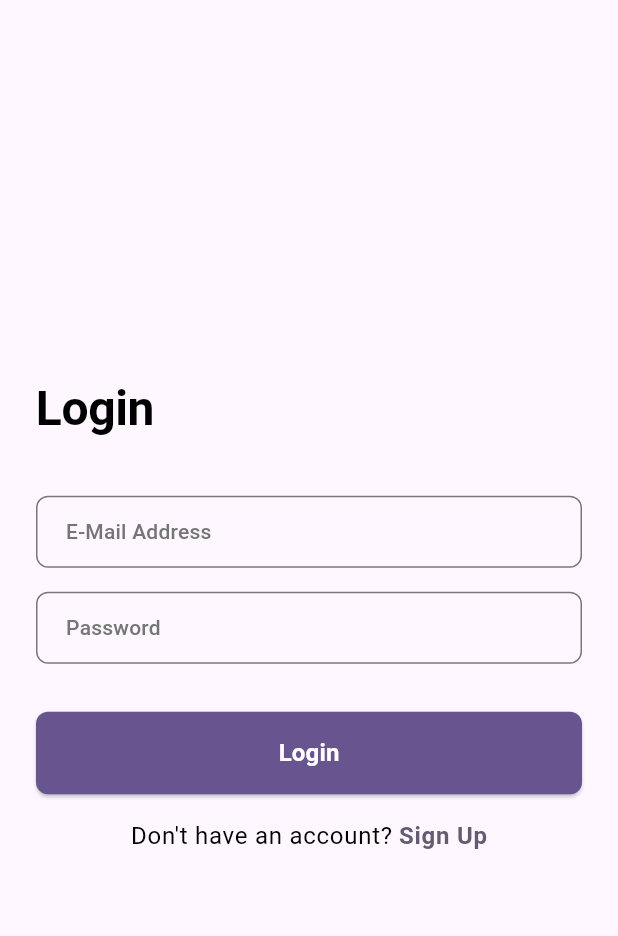
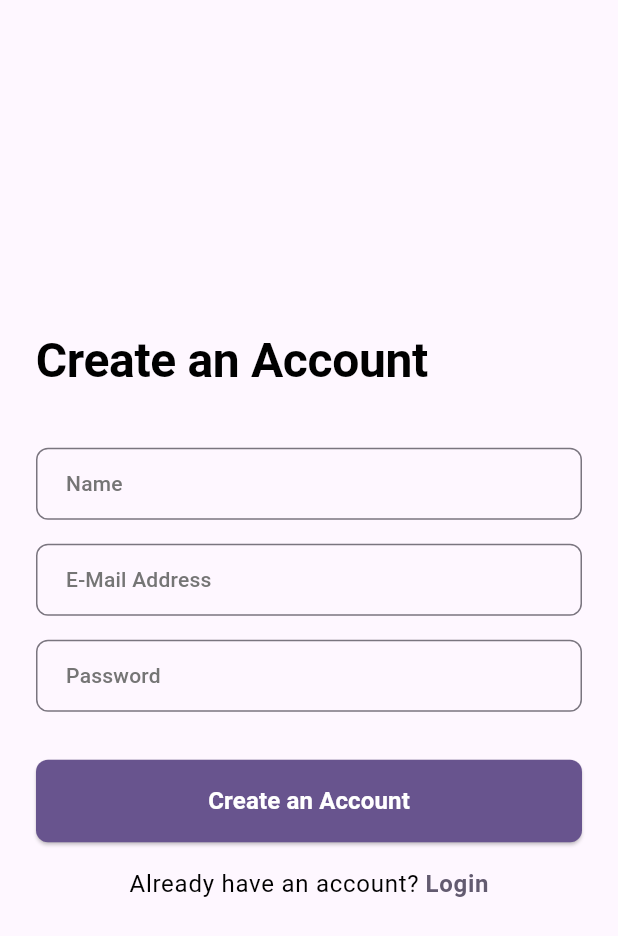
Before and after one commit to samaneTohidi/nerd_studio, a Flutter app: the screen it shows after launch, after a tap on "Sign Up", on a phone screen of 412 x 824 dp. Shown: the top 936 px of the screen. Run offline on Flutter 3.47's test engine with Material 3 defaults, Android fonts, the light colour scheme and no system bars; our stand-ins replace bloc, dio, drift, firebase_auth, firebase_core, flutter_bloc and 2 more; accounts and stored records are empty; generated files the repository leaves out were written again; network calls fail.

Commit message:
Create sign up page

```diff
--- /dev/null
+++ b/devtools_options.yaml
@@ -0,0 +1,3 @@
+description: This file stores settings for Dart & Flutter DevTools.
+documentation: https://docs.flutter.dev/tools/devtools/extensions#configure-extension-enablement-states
+extensions:
--- a/lib/main.dart
+++ b/lib/main.dart
@@ -1,12 +1,12 @@
-import 'package:dio/dio.dart';
 import 'package:firebase_core/firebase_core.dart';
 import 'package:flutter/material.dart';
 import 'package:firebase_core/firebase_core.dart' show Firebase;
 import 'package:flutter_bloc/flutter_bloc.dart';
 import 'package:nerd_studio/screens/login/cubit/login_cubit.dart';
 import 'package:nerd_studio/screens/login/login_screen.dart';
+import 'firebase_options.dart';
 
-import 'firebase_options.dart';
+
 
 void main() async {
   WidgetsFlutterBinding.ensureInitialized();
--- /dev/null
+++ b/lib/repository/dio.dart
@@ -0,0 +1,10 @@
+import 'package:dio/dio.dart';
+
+final Dio dio = Dio(
+  BaseOptions(
+    baseUrl: 'http://5.78.55.161:8000',
+    validateStatus: (status) {
+      return status != null && status < 500;  // Allows handling of 4xx errors
+    },
+  ),
+);
--- a/lib/screens/login/cubit/login_cubit.dart
+++ b/lib/screens/login/cubit/login_cubit.dart
@@ -1,22 +1,15 @@
 import 'package:bloc/bloc.dart';
-import 'package:dio/dio.dart';
 import 'package:flutter/foundation.dart';
 import 'package:freezed_annotation/freezed_annotation.dart';
 import 'package:nerd_studio/models/user_model.dart';
 
 import '../../../repository/auth_repository.dart';
+import '../../../repository/dio.dart';
 
 part 'login_state.dart';
 part 'login_cubit.freezed.dart';
 
-final Dio dio = Dio(
-  BaseOptions(
-    baseUrl: 'http://5.78.55.161:8000',
-    validateStatus: (status) {
-      return status != null && status < 500;  // Allows handling of 4xx errors
-    },
-  ),
-);
+
 
 class LoginCubit extends Cubit<LoginState> {
   final AuthRepository authRepository = AuthRepository(dio: dio);
--- a/lib/screens/login/login_screen.dart
+++ b/lib/screens/login/login_screen.dart
@@ -1,9 +1,10 @@
-import 'package:firebase_auth/firebase_auth.dart';
 import 'package:flutter/material.dart';
 import 'package:flutter_bloc/flutter_bloc.dart';
 import 'package:nerd_studio/screens/login/cubit/login_cubit.dart';
+import 'package:nerd_studio/screens/sign_up/cubit/sign_up_cubit.dart';
 
 import '../home_screen.dart';
+import '../sign_up/sign_up_screen.dart';
 
 class LoginScreen extends StatelessWidget {
   final TextEditingController emailController = TextEditingController();
@@ -48,7 +49,8 @@ class LoginScreen extends StatelessWidget {
   Widget _buildUi(BuildContext context) {
     return Scaffold(
       backgroundColor: Theme.of(context).colorScheme.background,
-      body: Padding(
+      body:
+      Padding(
         padding: const EdgeInsets.symmetric(horizontal: 24.0),
         child: Column(
           mainAxisAlignment: MainAxisAlignment.center,
@@ -102,8 +104,8 @@ class LoginScreen extends StatelessWidget {
               child: Text(
                 'Login',
                 style: Theme.of(context).textTheme.labelLarge?.copyWith(
-                  color: Colors.white,
-                ),
+                      color: Colors.white,
+                    ),
               ),
             ),
             const SizedBox(height: 16),
@@ -117,14 +119,21 @@ class LoginScreen extends StatelessWidget {
                 const SizedBox(width: 4),
                 GestureDetector(
                   onTap: () {
+                    Navigator.push(
+                        context,
+                        MaterialPageRoute(
+                            builder: (context) => BlocProvider(
+                                  create: (context) => SignUpCubit(),
+                                  child:  SignUpScreen(),
+                                )));
                     // Navigate to Sign Up screen
                   },
                   child: Text(
                     'Sign Up',
                     style: Theme.of(context).textTheme.bodyLarge?.copyWith(
-                      color: Theme.of(context).colorScheme.secondary,
-                      fontWeight: FontWeight.bold,
-                    ),
+                          color: Theme.of(context).colorScheme.secondary,
+                          fontWeight: FontWeight.bold,
+                        ),
                   ),
                 ),
               ],
--- a/lib/screens/sign_up/cubit/sign_up_cubit.dart
+++ b/lib/screens/sign_up/cubit/sign_up_cubit.dart
@@ -1,9 +1,24 @@
 import 'package:bloc/bloc.dart';
 import 'package:freezed_annotation/freezed_annotation.dart';
+
+import '../../../repository/auth_repository.dart';
+import '../../../repository/dio.dart';
+import '../../login/cubit/login_cubit.dart';
 
 part 'sign_up_state.dart';
 part 'sign_up_cubit.freezed.dart';
 
 class SignUpCubit extends Cubit<SignUpState> {
+  final AuthRepository authRepository = AuthRepository(dio: dio);
   SignUpCubit() : super(const SignUpState.initial());
+
+  Future<void> signUp(String name, String email, String password) async {
+    emit(const SignUpState.loading());
+    try {
+      final registerUser = await authRepository.registerUser(name, email, password);
+      emit(SignUpState.success());
+    } catch (e) {
+      emit(SignUpState.failure('Login failed: ${e.toString()}'));
+    }
+  }
 }
--- /dev/null
+++ b/lib/screens/sign_up/sign_up_screen.dart
@@ -0,0 +1,159 @@
+import 'package:flutter/cupertino.dart';
+import 'package:flutter/material.dart';
+import 'package:flutter_bloc/flutter_bloc.dart';
+import 'package:nerd_studio/screens/login/cubit/login_cubit.dart';
+import 'package:nerd_studio/screens/login/login_screen.dart';
+import 'package:nerd_studio/screens/sign_up/cubit/sign_up_cubit.dart';
+
+class SignUpScreen extends StatelessWidget {
+  SignUpScreen({super.key});
+
+  final TextEditingController nameController = TextEditingController();
+  final TextEditingController emailController = TextEditingController();
+  final TextEditingController passwordController = TextEditingController();
+
+  @override
+  Widget build(BuildContext context) {
+    return BlocConsumer<SignUpCubit, SignUpState>(
+      listener: (context, state) {
+        state.maybeWhen(
+          success: () {
+            // Navigate to HomeScreen if login is successful
+            // Navigator.pushReplacement(
+            //   context,
+            //   MaterialPageRoute(
+            //     builder: (context) => HomeScreen(userData: userData),
+            //   ),
+            // );
+          },
+          failure: (error) {
+            ScaffoldMessenger.of(context).showSnackBar(
+              SnackBar(
+                content: Text(error),
+                backgroundColor: Colors.red,
+              ),
+            );
+          },
+          orElse: () {},
+        );
+      },
+      builder: (context, state) {
+        return state.when(
+            initial: () => _buildUi(context),
+            loading: () => _buildUi(context),
+            success: () => _buildUi(context),
+            failure: (error) => _buildUi(context));
+      },
+    );
+  }
+
+  Widget _buildUi(BuildContext context) {
+    return Scaffold(
+      body: Padding(
+        padding: EdgeInsets.symmetric(horizontal: 24.0),
+        child: Column(
+          mainAxisAlignment: MainAxisAlignment.center,
+          crossAxisAlignment: CrossAxisAlignment.stretch,
+          children: [
+            Text(
+              'Create an Account',
+              style: Theme.of(context).textTheme.displayLarge,
+            ),
+            const SizedBox(
+              height: 40,
+            ),
+            TextField(
+              controller: nameController,
+              decoration: InputDecoration(
+                  labelText: 'Name',
+                  hintText: 'Please write your name...',
+                  labelStyle: Theme.of(context).textTheme.titleMedium,
+                  border: OutlineInputBorder(
+                      borderRadius: BorderRadius.circular(8.0)),
+                  contentPadding: const EdgeInsets.symmetric(horizontal: 16.0)),
+            ),
+            SizedBox(
+              height: 16,
+            ),
+            TextField(
+              controller: emailController,
+              decoration: InputDecoration(
+                  labelText: 'E-Mail Address',
+                  hintText: 'Jaki@gmail.com',
+                  labelStyle: Theme.of(context).textTheme.titleMedium,
+                  border: OutlineInputBorder(
+                      borderRadius: BorderRadius.circular(8.0)),
+                  contentPadding: EdgeInsets.symmetric(horizontal: 16.0)),
+            ),
+            const SizedBox(
+              height: 16,
+            ),
+            TextField(
+              controller: passwordController,
+              decoration: InputDecoration(
+                labelText: 'Password',
+                hintText: '*****',
+                labelStyle: Theme.of(context).textTheme.titleMedium,
+                border: OutlineInputBorder(
+                  borderRadius: BorderRadius.circular(8.0),
+                ),
+                contentPadding: const EdgeInsets.symmetric(horizontal: 16.0),
+              ),
+              obscureText: true,
+            ),
+            const SizedBox(
+              height: 32,
+            ),
+            ElevatedButton(
+                onPressed: () {
+                  final email = emailController.text;
+                  final name = nameController.text;
+                  final password = passwordController.text;
+                  context.read<SignUpCubit>().signUp(name, email, password);
+                },
+                style: ElevatedButton.styleFrom(
+                  backgroundColor: Theme.of(context).colorScheme.primary,
+                  shape: RoundedRectangleBorder(
+                    borderRadius: BorderRadius.circular(8.0),
+                  ),
+                  padding: const EdgeInsets.symmetric(vertical: 16.0),
+                ),
+                child: Text(
+                  'Create an Account',
+                  style: Theme.of(context)
+                      .textTheme
+                      .labelLarge
+                      ?.copyWith(color: Colors.white),
+                )),
+            const SizedBox(height: 16),
+            Row(
+              mainAxisAlignment: MainAxisAlignment.center,
+              children: [
+                Text(
+                  'Already have an account?',
+                  style: Theme.of(context).textTheme.bodyLarge,
+                ),
+                const SizedBox(width: 4),
+                GestureDetector(
+                  onTap: () {
+                    Navigator.push(
+                        context,
+                        MaterialPageRoute(
+                            builder: (context) => BlocProvider(
+                                  create: (context) => LoginCubit(),
+                                  child: LoginScreen(),
+                                )));
+                  },
+                  child: Text('Login',
+                      style: Theme.of(context).textTheme.bodyLarge?.copyWith(
+                          color: Theme.of(context).colorScheme.secondary,
+                          fontWeight: FontWeight.bold)),
+                )
+              ],
+            )
+          ],
+        ),
+      ),
+    );
+  }
+}
--- a/pubspec.yaml
+++ b/pubspec.yaml
@@ -40,6 +40,7 @@ dependencies:
   google_sign_in: ^6.2.1
   flutter_bloc: ^8.1.6
   shared_preferences: ^2.3.2
+  widgetbook_annotation: ^3.1.0
 
 dev_dependencies:
   flutter_test:
@@ -48,6 +49,8 @@ dev_dependencies:
   freezed: ^2.0.0
   json_serializable: ^6.0.0
   drift_dev: ^2.0.0
+  widgetbook: ^3.8.1
+  widgetbook_generator: ^3.8.0
 
   # The "flutter_lints" package below contains a set of recommended lints to
   # encourage good coding practices. The lint set provided by the package is
```
Also changed, not shown: lib/screens/sign_up/sign_up.dart (deleted), pubspec.lock.
